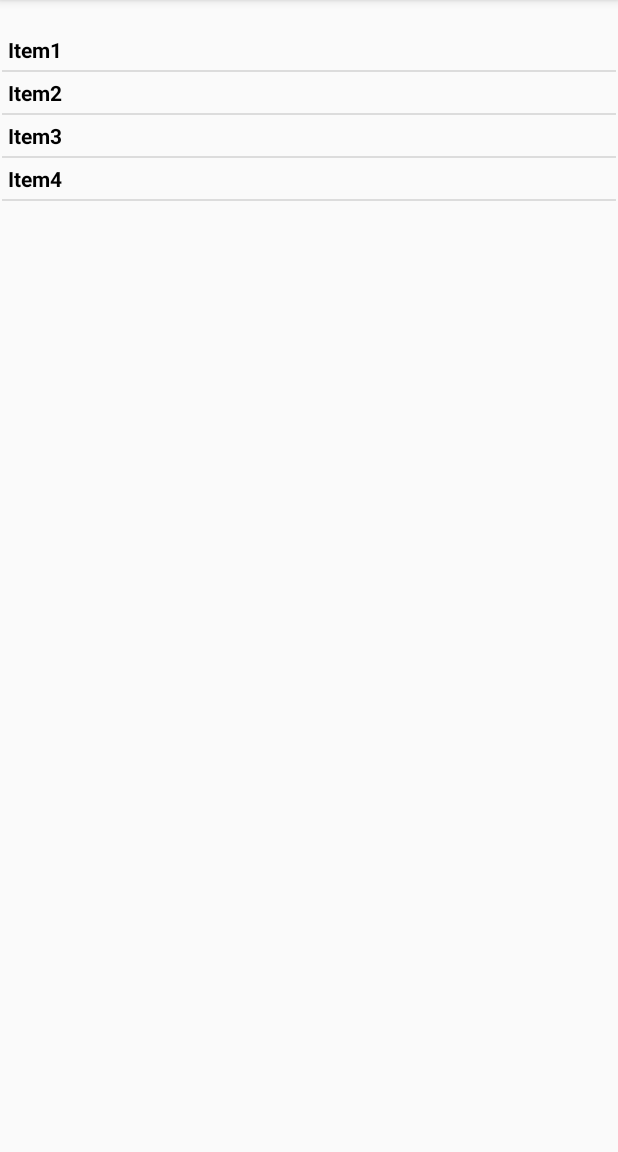
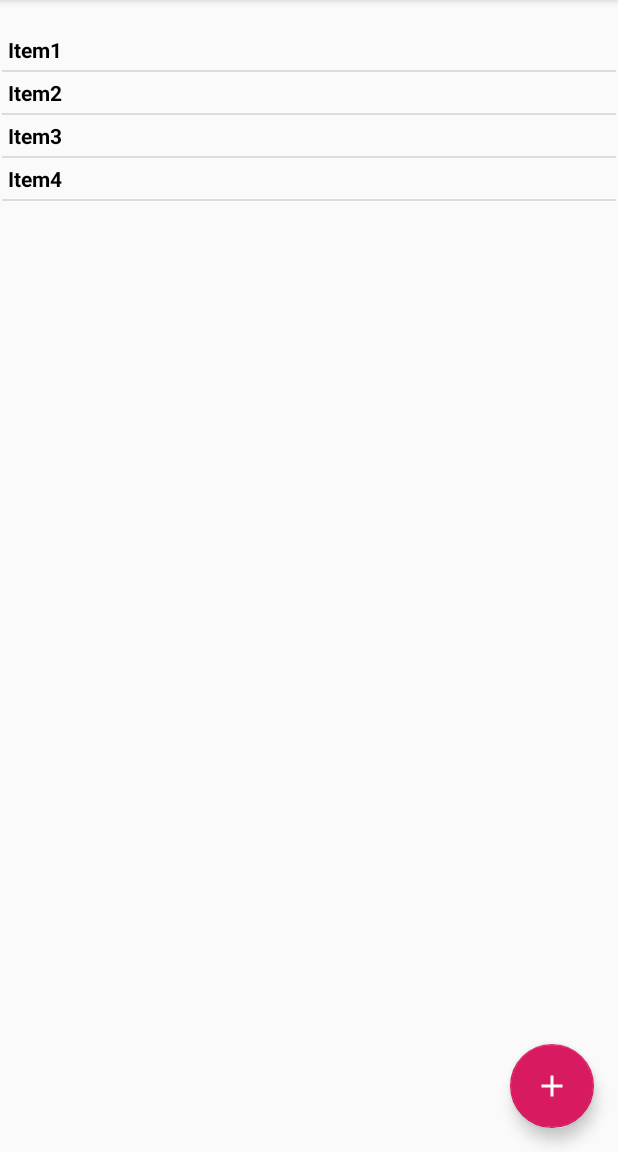
Before and after one commit to aksherb/elfed, an Android app: the MyListActivity screen opened directly, with no data from a screen before it, on a phone screen of 412 x 824 dp, the part 84-1236 px from its top. Run offline under Robolectric (Android 15) with nearby library versions, the phone set to English and light mode, and no system bars; Roboto replaces fonts that are not available here.

Commit message:
Allow user to add items to wish list

```diff
--- a/app/src/main/java/com/sherblabs/wisht/activities/MyListActivity.kt
+++ b/app/src/main/java/com/sherblabs/wisht/activities/MyListActivity.kt
@@ -1,20 +1,53 @@
 package com.sherblabs.wisht.activities
 
+import android.app.AlertDialog
+import android.content.DialogInterface
 import android.os.Bundle
+import android.text.InputType
+import android.view.View
 import android.widget.ArrayAdapter
+import android.widget.EditText
 import android.widget.ListView
 import androidx.appcompat.app.AppCompatActivity
 import com.sherblabs.wisht.R
 
+
 class MyListActivity : AppCompatActivity() {
 
-    var mobileArray = arrayOf("Item1", "Item2", "Item3", "Item4")
+    var list = listOf<String>("Item1", "Item2", "Item3", "Item4")
 
     override fun onCreate(savedInstanceState: Bundle?) {
         super.onCreate(savedInstanceState)
         setContentView(R.layout.activity_my_list)
 
-        val adapter = ArrayAdapter(this, R.layout.list_item, mobileArray)
+        val adapter = ArrayAdapter(this, R.layout.list_item, list)
+        val listView = findViewById<ListView>(R.id.listView)
+        listView.adapter = adapter
+    }
+
+    fun addItem(view: View) {
+        inputPopUp()
+    }
+
+    private fun inputPopUp() {
+        val builder: AlertDialog.Builder = AlertDialog.Builder(this)
+        builder.setTitle("Item Name")
+
+        val input = EditText(this)
+        input.inputType = InputType.TYPE_CLASS_TEXT
+        builder.setView(input)
+
+        builder.setPositiveButton("OK",
+            DialogInterface.OnClickListener { _, _ ->
+                updateList(list + listOf<String>(input.text.toString())) })
+        builder.setNegativeButton("Cancel",
+            DialogInterface.OnClickListener { dialog, _ -> dialog.cancel() })
+
+        builder.show()
+    }
+
+    private fun updateList(list: List<String>) {
+        val adapter = ArrayAdapter(this, R.layout.list_item, list)
         val listView = findViewById<ListView>(R.id.listView)
         listView.adapter = adapter
     }
--- /dev/null
+++ b/app/src/main/res/drawable/ic_add_white_24dp.xml
@@ -0,0 +1,5 @@
+<vector android:height="24dp" android:tint="#FFFFFF"
+    android:viewportHeight="24.0" android:viewportWidth="24.0"
+    android:width="24dp" xmlns:android="http://schemas.android.com/apk/res/android">
+    <path android:fillColor="#FF000000" android:pathData="M19,13h-6v6h-2v-6H5v-2h6V5h2v6h6v2z"/>
+</vector>
--- a/app/src/main/res/layout/activity_my_list.xml
+++ b/app/src/main/res/layout/activity_my_list.xml
@@ -14,5 +14,23 @@
         app:layout_constraintBottom_toBottomOf="parent"
         app:layout_constraintEnd_toEndOf="parent"
         app:layout_constraintStart_toStartOf="parent"
-        app:layout_constraintTop_toTopOf="parent" />
+        app:layout_constraintTop_toTopOf="parent">
+
+
+    </ListView>
+
+    <com.google.android.material.floatingactionbutton.FloatingActionButton
+        android:id="@+id/floatingActionButton2"
+        android:layout_width="wrap_content"
+        android:layout_height="wrap_content"
+        android:layout_marginEnd="16dp"
+        android:layout_marginBottom="16dp"
+        android:clickable="true"
+        android:onClick="addItem"
+        app:layout_constraintBottom_toBottomOf="parent"
+        app:layout_constraintEnd_toEndOf="parent"
+        app:srcCompat="@drawable/ic_add_white_24dp" />
+
+
+
 </androidx.constraintlayout.widget.ConstraintLayout>
```
